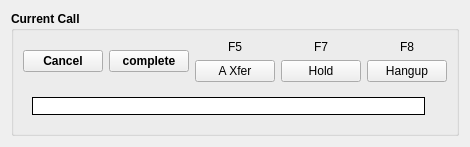
The window that xivoclient/src/xlets/switchboard/current_call.ui (wazo-platform/wazo-client-qt) describes before a commit, drawn with Qt 5.
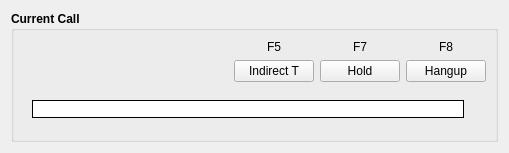
The same window after the commit.

Commit message: remove switchboard transfer buttons and replace existing ones depending on context

```diff
--- a/xivoclient/src/xlets/switchboard/current_call.ui
+++ b/xivoclient/src/xlets/switchboard/current_call.ui
@@ -6,8 +6,8 @@
    <rect>
     <x>0</x>
     <y>0</y>
-    <width>455</width>
-    <height>144</height>
+    <width>509</width>
+    <height>153</height>
    </rect>
   </property>
   <property name="windowTitle">
@@ -81,20 +81,6 @@
           </property>
          </spacer>
         </item>
-        <item>
-         <widget class="QPushButton" name="btn_cancel">
-          <property name="text">
-           <string>Cancel</string>
-          </property>
-         </widget>
-        </item>
-        <item>
-         <widget class="QPushButton" name="btn_complete">
-          <property name="text">
-           <string>complete</string>
-          </property>
-         </widget>
-        </item>
         <item>
          <layout class="QVBoxLayout" name="verticalLayout_5">
           <item>
@@ -125,7 +111,7 @@
              <string>Attended Transfer</string>
             </property>
             <property name="text">
-             <string>A Xfer</string>
+             <string>Indirect T</string>
             </property>
             <property name="shortcut">
              <string>F5</string>
```
Left out of the diff: 2 changed lines with no effect on the pictures. The commit also changes 5 other files.
